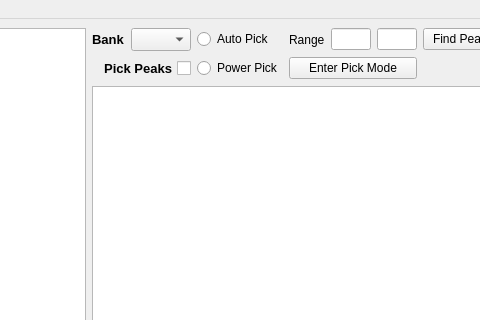
neutrons/PyVDrive, file src/interface/gui/ui_VdrivePeakPicker.ui: the form before one commit; both pictures show x 166 to 646 and y 0 to 320 of the 1494 by 810 pixel window.
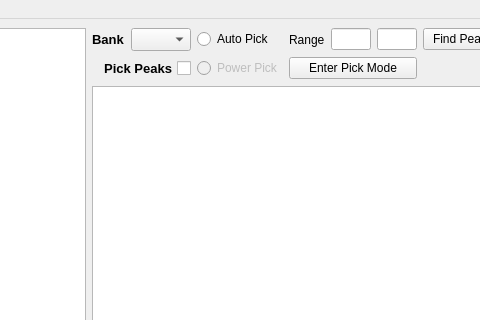
The form after the commit. Custom widgets are drawn as their Qt base class.

What changed in the file:
```diff
--- a/src/interface/gui/ui_VdrivePeakPicker.ui
+++ b/src/interface/gui/ui_VdrivePeakPicker.ui
@@ -380,6 +380,9 @@
           </item>
           <item row="1" column="1">
            <widget class="QRadioButton" name="radioButton_pickModePower">
+            <property name="enabled">
+             <bool>false</bool>
+            </property>
             <property name="font">
              <font>
               <pointsize>9</pointsize>
```
